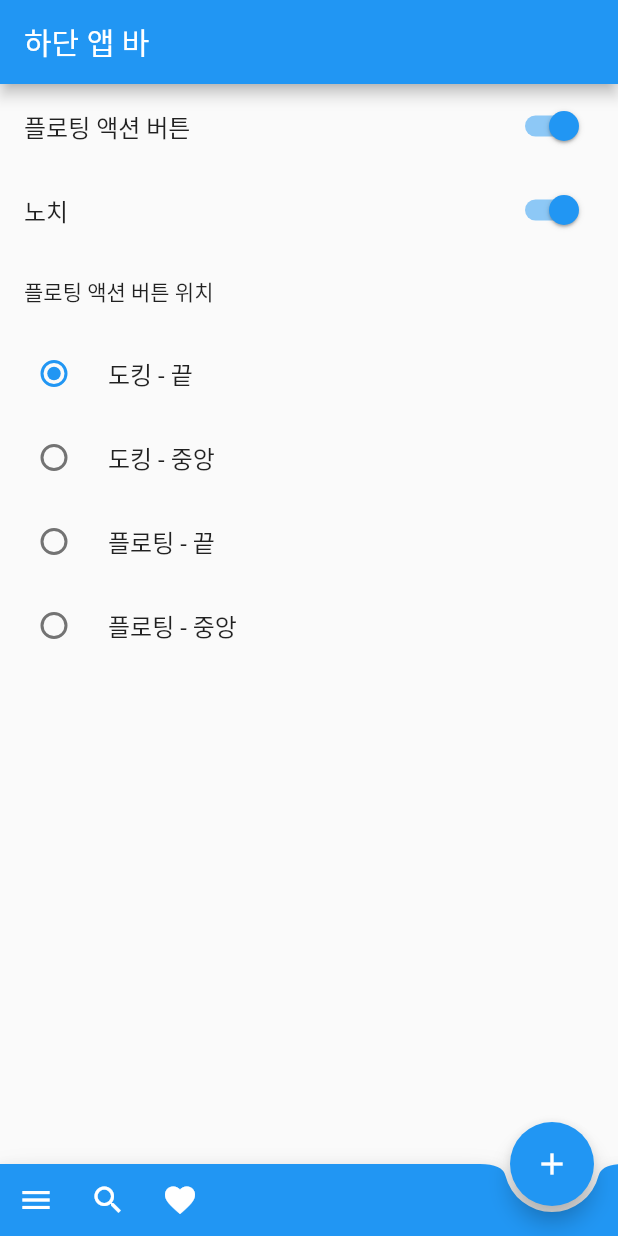
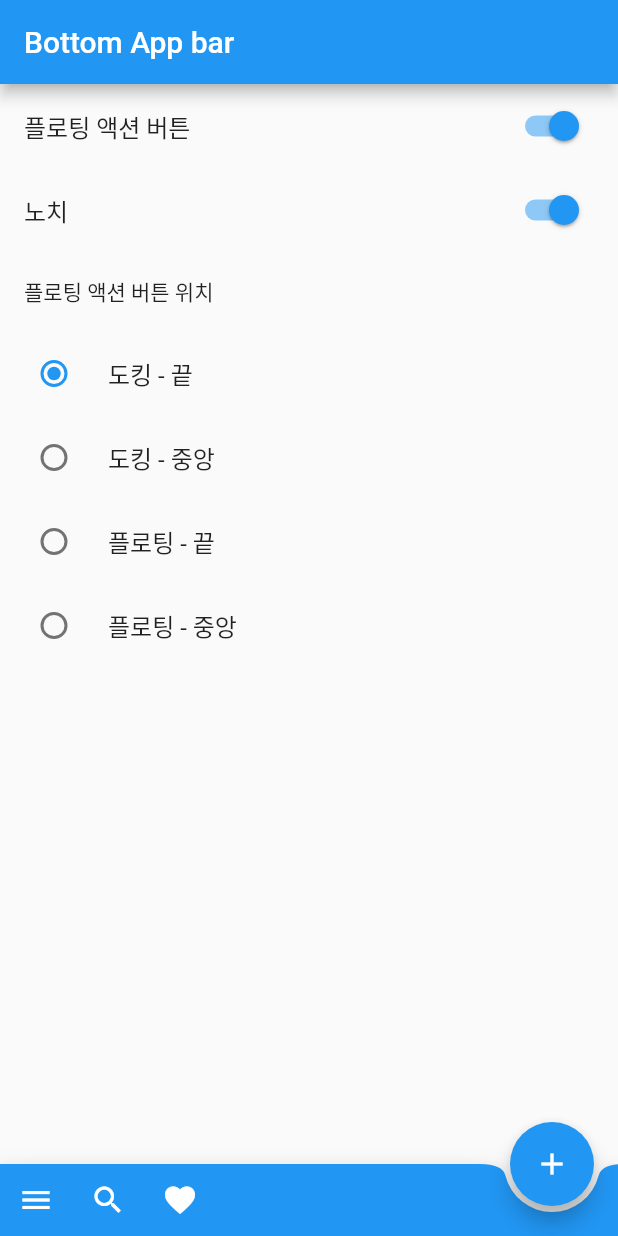
Before and after one commit to mbkim95/flutter-tutorial, a Flutter app: the BottomAppBarDemo screen opened by its route, on a phone screen of 412 x 824 dp. Run offline on Flutter 3.47's test engine with Material 2 defaults, Android fonts, the phone set to English and light mode, and no system bars.

Commit message:
Fix previous demos

```diff
--- a/lib/bottom_app_bar_demo.dart
+++ b/lib/bottom_app_bar_demo.dart
@@ -61,7 +61,7 @@ class _BottomAppBarDemoState extends State<BottomAppBarDemo>
     return Scaffold(
       appBar: AppBar(
         automaticallyImplyLeading: false,
-        title: Text('하단 앱 바'),
+        title: Text('Bottom App bar'),
       ),
       body: ListView(
         padding: const EdgeInsets.only(bottom: 88),
```
Also changed, not shown: lib/banner_demo.dart (+1 -164 lines).
